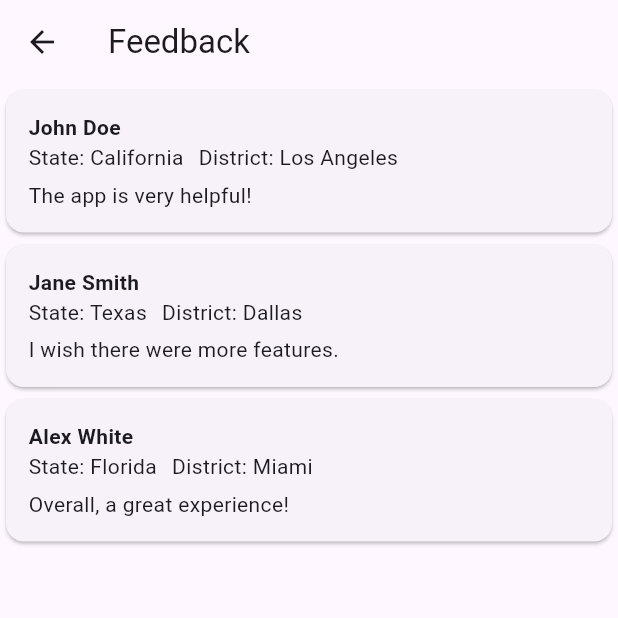
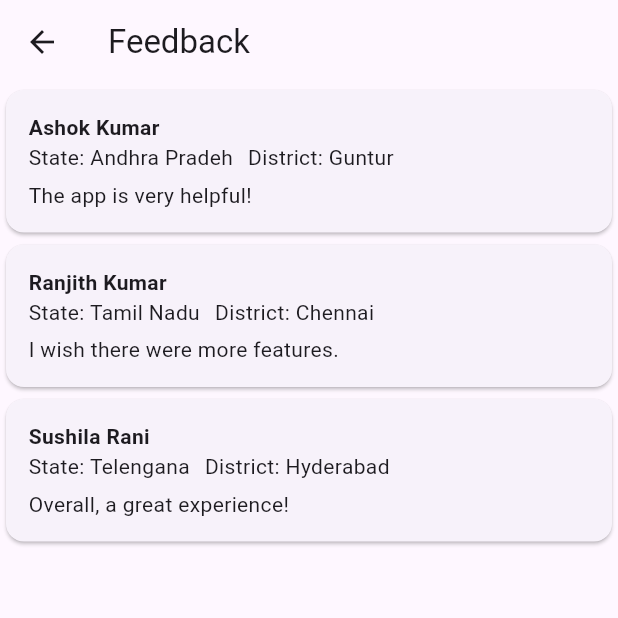
Before and after one commit to dot-config-IIITS/admin-SIH-BachavSetu, a Flutter app: the FeedbackPage screen opened directly, on a phone screen of 412 x 824 dp, the top half of it. Run offline on Flutter 3.47's test engine with Material 3 defaults, Android fonts, the phone set to English and light mode, and no system bars.

Commit message:
Minor Changes

```diff
--- a/admin/lib/feedback/feedback.dart
+++ b/admin/lib/feedback/feedback.dart
@@ -6,19 +6,19 @@ class FeedbackPage extends StatelessWidget {
     final List<Feedback> feedbacks = [
       // Replace with actual data fetching or API calls
       Feedback(
-          name: 'John Doe',
-          state: 'California',
-          district: 'Los Angeles',
+          name: 'Ashok Kumar',
+          state: 'Andhra Pradeh',
+          district: 'Guntur',
           feedback: 'The app is very helpful!'),
       Feedback(
-          name: 'Jane Smith',
-          state: 'Texas',
-          district: 'Dallas',
+          name: 'Ranjith Kumar',
+          state: 'Tamil Nadu',
+          district: 'Chennai',
           feedback: 'I wish there were more features.'),
       Feedback(
-          name: 'Alex White',
-          state: 'Florida',
-          district: 'Miami',
+          name: 'Sushila Rani',
+          state: 'Telengana',
+          district: 'Hyderabad',
           feedback: 'Overall, a great experience!'),
     ];
 
--- a/admin/lib/main.dart
+++ b/admin/lib/main.dart
@@ -1,4 +1,5 @@
 import 'package:admin/init.dart';
+import 'package:admin/login/login.dart';
 import 'package:flutter/material.dart';
 
 void main() {
@@ -13,7 +14,7 @@ class MyApp extends StatelessWidget {
       theme: ThemeData(
         primarySwatch: Colors.blue, // Change theme as desired
       ),
-      home: HomePage(), // Set HomePage as the initial page
+      home: LoginPage(), // Set HomePage as the initial page
       debugShowCheckedModeBanner: false,
     );
   }
--- a/admin/pubspec.yaml
+++ b/admin/pubspec.yaml
@@ -59,8 +59,8 @@ flutter:
   uses-material-design: true
 
   # To add assets to your application, add an assets section, like this:
-  # assets:
-  #   - images/a_dot_burr.jpeg
+  assets:
+    - assets/
   #   - images/a_dot_ham.jpeg
 
   # An image asset can refer to one or more resolution-specific "variants", see
```
Also changed, not shown: admin/lib/login/login.dart (+65 -15 lines), admin/assets/avatar.png (added).
